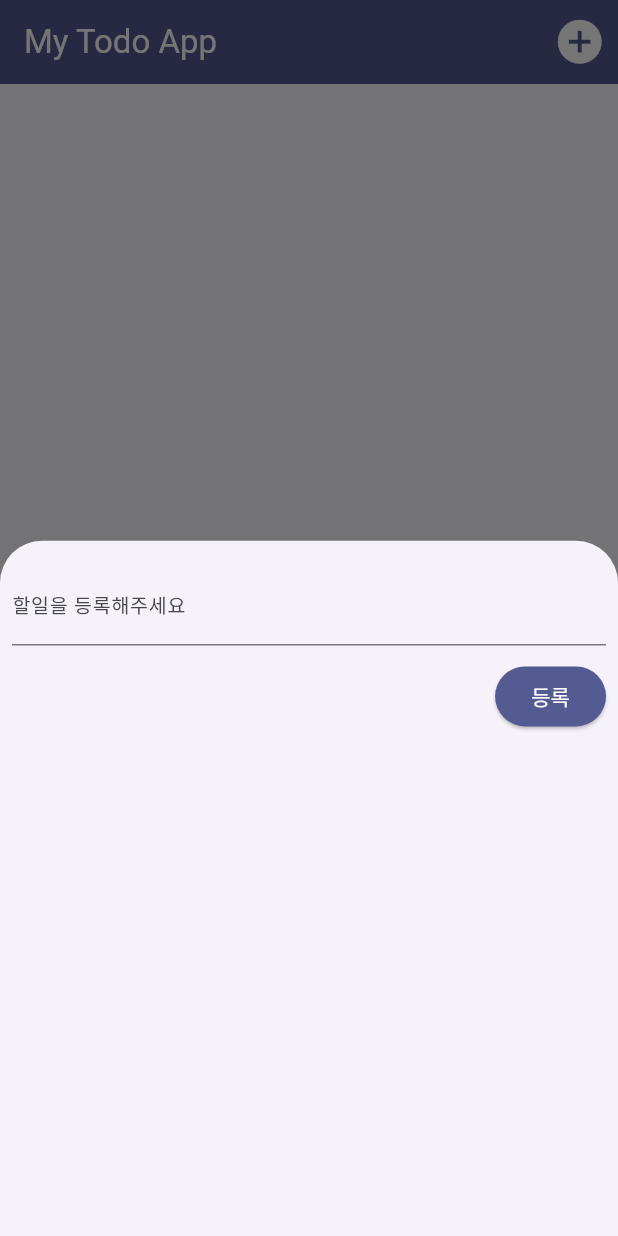
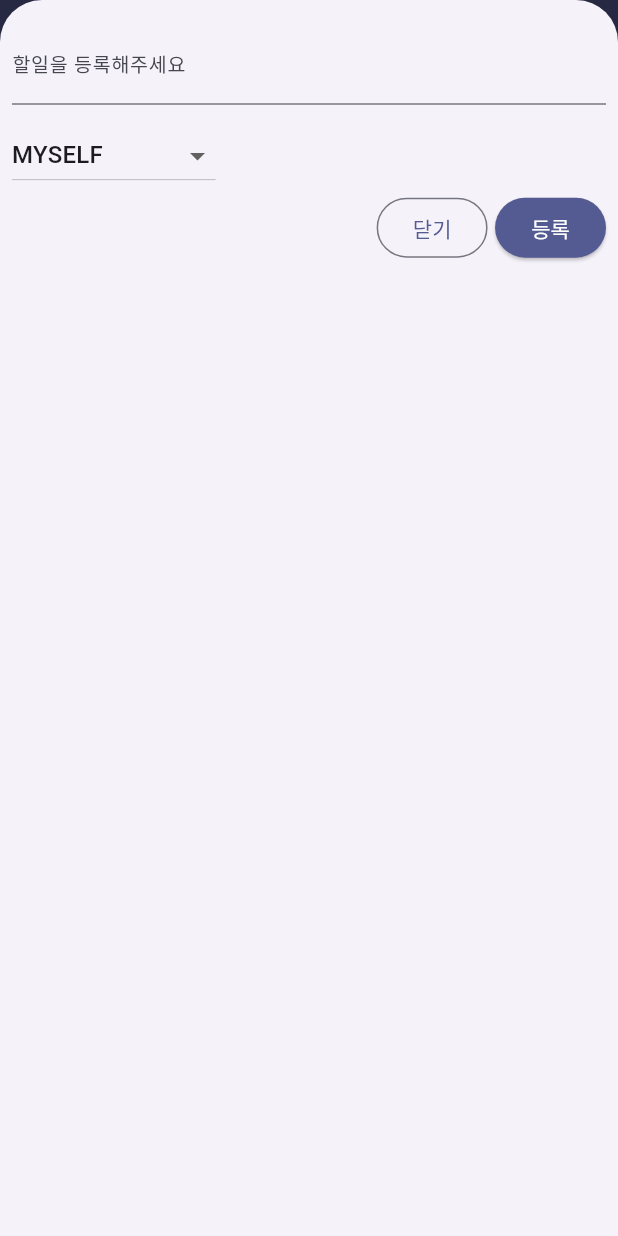
Before and after one commit to vnfma0218/todo_category, a Flutter app: the screen it shows after launch, after a tap on the "add circle" icon, on a phone screen of 412 x 824 dp. Run offline on Flutter 3.47's test engine with Material 2 defaults, Android fonts, the phone set to English and light mode, and no system bars.

Commit message:
feat: todo item 위젯 생성

```diff
--- a/lib/models/Todo.dart
+++ b/lib/models/Todo.dart
@@ -1,4 +1,4 @@
-enum Category { mySelf, sweetHome, work, relationShip }
+enum Category { mySelf, home, work, relationShip }
 
 class Todo {
   Todo({
--- a/lib/screens/todo_list.dart
+++ b/lib/screens/todo_list.dart
@@ -13,7 +13,7 @@ class TodoList extends StatefulWidget {
 class _TodoListState extends State<TodoList> {
   final List<Todo> _todoList = [];
 
-  void _submitTodo(String text) {
+  void _submitTodo(String text, Category category) {
     if (text.isEmpty) {
       showDialog(
           context: context,
@@ -52,7 +52,7 @@ class _TodoListState extends State<TodoList> {
         id: (_todoList.length + 1).toString(),
         isDone: false,
         text: text,
-        category: Category.mySelf,
+        category: category,
       );
 
       setState(() {
@@ -65,6 +65,7 @@ class _TodoListState extends State<TodoList> {
 
   void _showBottomSheet() {
     showModalBottomSheet(
+        isScrollControlled: true,
         context: context,
         builder: (ctx) {
           return NewTodo(
@@ -101,16 +102,18 @@ class _TodoListState extends State<TodoList> {
           backgroundColor: Theme.of(context).primaryColor,
         ),
         body: Container(
-          padding: const EdgeInsets.symmetric(
-            horizontal: 16,
-            vertical: 24,
-          ),
-          child: Column(
-              crossAxisAlignment: CrossAxisAlignment.start,
-              children: [
-                ..._todoList.map((todo) => TodoItem(text: todo.text))
-              ]),
-        ),
+            padding: const EdgeInsets.symmetric(
+              horizontal: 16,
+              vertical: 24,
+            ),
+            child: ListView.builder(
+                itemCount: _todoList.length,
+                itemBuilder: (BuildContext ctx, int index) {
+                  return TodoItem(
+                    text: _todoList[index].text,
+                    category: _todoList[index].category,
+                  );
+                })),
       ),
     );
   }
--- a/lib/widgets/new_todo.dart
+++ b/lib/widgets/new_todo.dart
@@ -1,15 +1,17 @@
 import 'package:flutter/material.dart';
+import 'package:todo_app/models/Todo.dart';
 
 class NewTodo extends StatefulWidget {
   const NewTodo({required this.onSubmitTodo, super.key});
 
-  final Function(String text) onSubmitTodo;
+  final Function(String text, Category category) onSubmitTodo;
   @override
   State<NewTodo> createState() => _NewTodoState();
 }
 
 class _NewTodoState extends State<NewTodo> {
   final todoController = TextEditingController();
+  var _selectedCategory = Category.mySelf;
   @override
   void dispose() {
     todoController.dispose();
@@ -24,6 +26,7 @@ class _NewTodoState extends State<NewTodo> {
         horizontal: 8,
       ),
       child: Column(
+        crossAxisAlignment: CrossAxisAlignment.start,
         children: [
           TextField(
             controller: todoController,
@@ -32,22 +35,51 @@ class _NewTodoState extends State<NewTodo> {
                 labelStyle: TextStyle(
                   fontSize: 13,
                 )),
-            onSubmitted: (text) => widget.onSubmitTodo(text),
           ),
           const SizedBox(
             height: 10,
           ),
+          DropdownButton(
+            value: _selectedCategory,
+            items: Category.values
+                .map(
+                  (category) => DropdownMenuItem(
+                      value: category,
+                      child: Text(
+                        category.name.toUpperCase(),
+                      )),
+                )
+                .toList(),
+            onChanged: (value) {
+              setState(() {
+                if (value == null) {
+                  return;
+                }
+                _selectedCategory = value;
+              });
+            },
+          ),
           Row(
             children: [
               const Spacer(),
+              OutlinedButton(
+                onPressed: () {
+                  Navigator.of(context).pop();
+                },
+                child: const Text('닫기'),
+              ),
+              const SizedBox(
+                width: 5,
+              ),
               ElevatedButton(
-                onPressed: () => widget.onSubmitTodo(todoController.text),
+                onPressed: () =>
+                    widget.onSubmitTodo(todoController.text, _selectedCategory),
                 style: ElevatedButton.styleFrom(
                   foregroundColor: Colors.white,
                   backgroundColor: Theme.of(context).primaryColor,
                 ),
                 child: const Text('등록'),
-              )
+              ),
             ],
           ),
         ],
```
Also changed, not shown: lib/widgets/todo_item.dart (+59 -4 lines).
